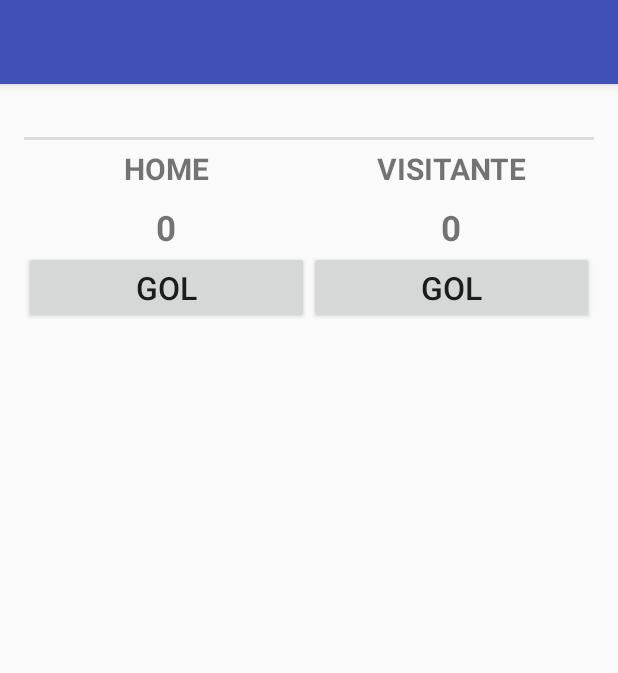
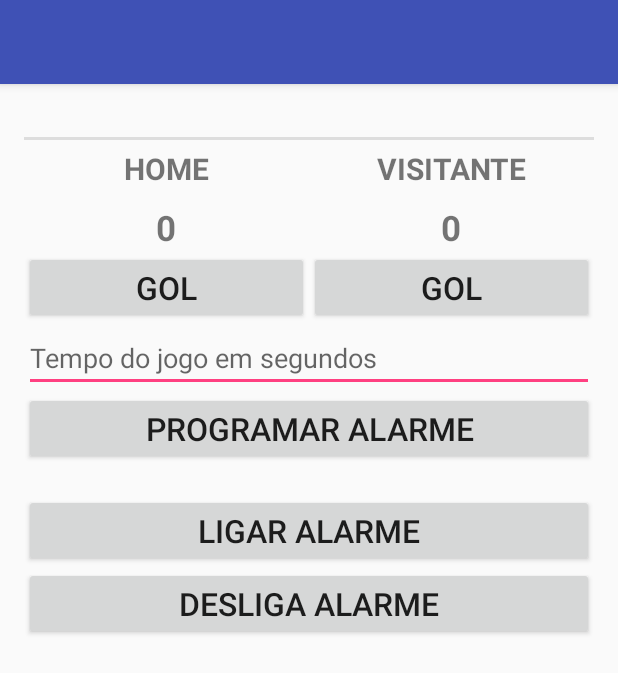
Before and after one commit to lndsilva/DemoIntentShift, an Android app: the MainActivity screen opened directly, with no data from a screen before it, on a phone screen of 412 x 824 dp. Shown: the top 673 px of the screen. Run offline under Robolectric (Android 15) with nearby library versions, the phone set to English and light mode, and no system bars.

Commit message:
Alarme service

```diff
--- a/app/src/main/AndroidManifest.xml
+++ b/app/src/main/AndroidManifest.xml
@@ -24,6 +24,9 @@
 
             </intent-filter>
         </receiver>
+
+        <receiver android:name=".broadcastreceiver.AlarmeReceiver"/>
+
     </application>
 
 </manifest>
--- a/app/src/main/res/layout/activity_main.xml
+++ b/app/src/main/res/layout/activity_main.xml
@@ -32,23 +32,23 @@
             android:id="@+id/tvHome"
             android:layout_width="match_parent"
             android:layout_height="wrap_content"
+            android:layout_marginTop="5dp"
+            android:layout_weight="0.5"
             android:gravity="center"
+            android:text="HOME"
             android:textSize="20sp"
-            android:layout_marginTop="5dp"
-            android:textStyle="bold"
-            android:layout_weight="0.5"
-            android:text="HOME" />
+            android:textStyle="bold" />
 
         <TextView
             android:id="@+id/tvVisitante"
             android:layout_width="match_parent"
             android:layout_height="wrap_content"
+            android:layout_marginTop="5dp"
             android:layout_weight="0.5"
+            android:gravity="center"
+            android:text="VISITANTE"
             android:textSize="20sp"
-            android:layout_marginTop="5dp"
-            android:textStyle="bold"
-            android:gravity="center"
-            android:text="VISITANTE" />
+            android:textStyle="bold" />
     </LinearLayout>
 
     <LinearLayout
@@ -60,23 +60,23 @@
             android:id="@+id/tvPlacaHome"
             android:layout_width="match_parent"
             android:layout_height="wrap_content"
-            android:gravity="center"
             android:layout_marginTop="10dp"
             android:layout_weight="0.5"
-            android:textStyle="bold"
+            android:gravity="center"
+            android:text="0"
             android:textSize="23sp"
-            android:text="0" />
+            android:textStyle="bold" />
 
         <TextView
             android:id="@+id/tvPlacaVisitante"
             android:layout_width="match_parent"
             android:layout_height="wrap_content"
+            android:layout_marginTop="10dp"
             android:layout_weight="0.5"
+            android:gravity="center"
+            android:text="0"
             android:textSize="23sp"
-            android:layout_marginTop="10dp"
-            android:textStyle="bold"
-            android:gravity="center"
-            android:text="0" />
+            android:textStyle="bold" />
     </LinearLayout>
 
     <LinearLayout
@@ -90,9 +90,9 @@
             android:layout_height="wrap_content"
             android:layout_gravity="center"
             android:layout_weight="0.5"
-            android:textSize="21sp"
+            android:onClick="golCasa"
             android:text="GOL"
-            android:onClick="golCasa"/>
+            android:textSize="21sp" />
 
         <Button
             android:id="@+id/btGolVisitante"
@@ -100,9 +100,58 @@
             android:layout_height="wrap_content"
             android:layout_weight="0.5"
             android:gravity="center"
-            android:textSize="21sp"
+            android:onClick="programarAlarme"
             android:text="GOL"
-            android:onClick="golVisitante"/>
+            android:textSize="21sp" />
+
+    </LinearLayout>
+
+    <LinearLayout
+        android:layout_width="match_parent"
+        android:layout_height="wrap_content"
+        android:orientation="vertical">
+
+        <EditText
+            android:id="@+id/tvTempoJogo"
+            android:layout_width="match_parent"
+            android:layout_height="wrap_content"
+            android:hint="Tempo do jogo em segundos" />
+
+        <Button
+            android:id="@+id/btDispara"
+            android:layout_width="match_parent"
+            android:layout_height="wrap_content"
+            android:gravity="center"
+            android:onClick="programarAlarme"
+            android:text="Programar Alarme"
+            android:textSize="21sp" />
+    </LinearLayout>
+
+    <LinearLayout
+        android:layout_width="match_parent"
+        android:layout_height="wrap_content"
+        android:orientation="vertical">
+
+        <TextView
+            android:id="@+id/tvTimeStampText"
+            android:layout_width="match_parent"
+            android:layout_height="wrap_content"
+            android:text=""/>
+        <Button
+            android:id="@+id/btLigarAlarme"
+            android:layout_width="match_parent"
+            android:layout_height="wrap_content"
+            android:gravity="center"
+            android:text="Ligar alarme"
+            android:textSize="21sp" />
+        <Button
+            android:id="@+id/btDesligaAlarme"
+            android:layout_width="match_parent"
+            android:layout_height="wrap_content"
+            android:gravity="center"
+            android:text="Desliga alarme"
+            android:textSize="21sp" />
+
     </LinearLayout>
 
 
```
Also changed, not shown: app/src/main/java/br/com/local/demointent/MainActivity.java (+84 -1 lines), app/src/main/java/br/com/local/demointent/broadcastreceiver/AlarmeReceiver.java (added, +28 -0 lines), app/src/main/java/br/com/local/demointent/service/BoundService.java (added, +72 -0 lines), 1 other file.
